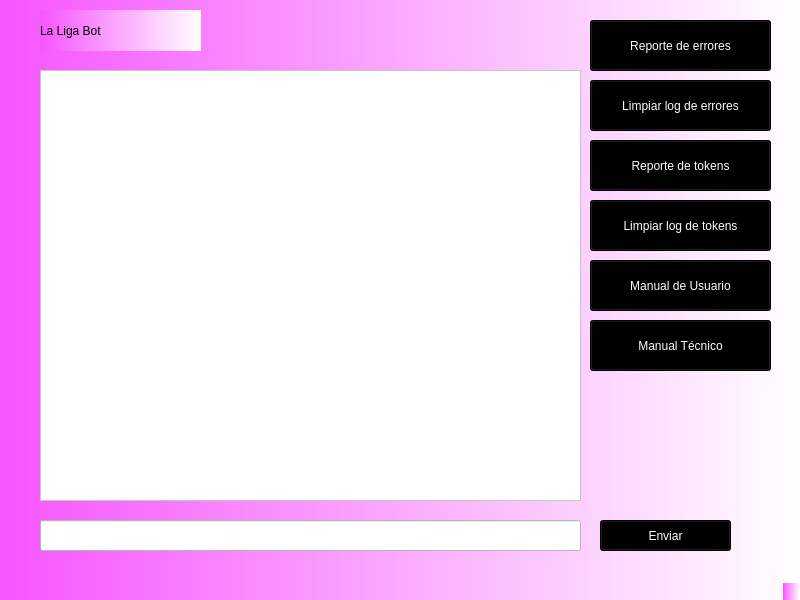
This is LFP_PR2_202001570/princi.ui in NatalyDuarte/LFP_PR_202001570 as Qt 5 draws it before an edit. The edited form follows.
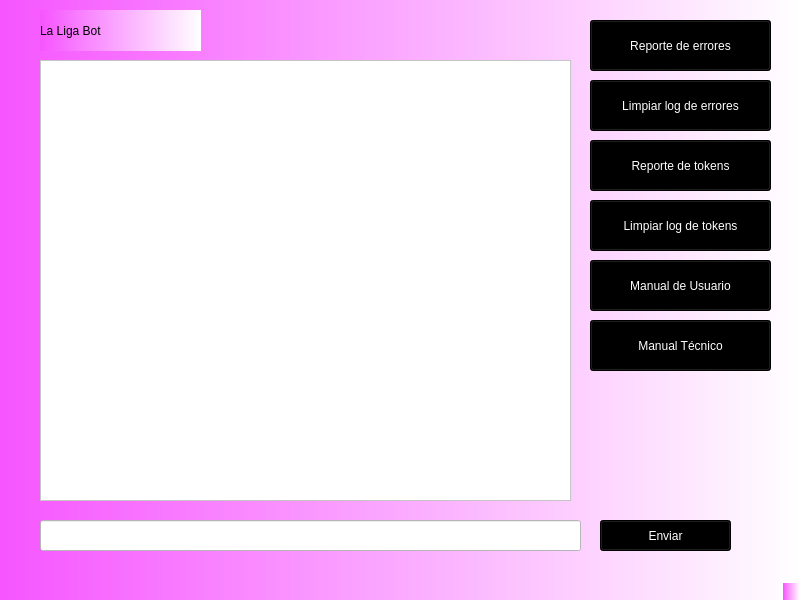
This is the edited form.

What changed in the file:
```diff
--- a/LFP_PR2_202001570/princi.ui
+++ b/LFP_PR2_202001570/princi.ui
@@ -18,21 +18,6 @@
 background-color: qlineargradient(spread:pad, x1:0, y1:0, x2:1, y2:0, stop:0 rgba(246, 85, 255, 255), stop:1 rgba(255, 255, 255, 255));</string>
   </property>
   <widget class="QWidget" name="centralwidget">
-   <widget class="QPlainTextEdit" name="plainTextEdit">
-    <property name="geometry">
-     <rect>
-      <x>40</x>
-      <y>70</y>
-      <width>541</width>
-      <height>431</height>
-     </rect>
-    </property>
-    <property name="styleSheet">
-     <string notr="true">background-color: rgb(0, 0, 0);
-color: rgb(0, 0, 0);
-background-color: rgb(255, 255, 255);</string>
-    </property>
-   </widget>
    <widget class="QLineEdit" name="lineEdit">
     <property name="geometry">
      <rect>
@@ -194,6 +179,20 @@
      <string>Manual Técnico</string>
     </property>
    </widget>
+   <widget class="QTextEdit" name="textEdit">
+    <property name="geometry">
+     <rect>
+      <x>40</x>
+      <y>60</y>
+      <width>531</width>
+      <height>441</height>
+     </rect>
+    </property>
+    <property name="styleSheet">
+     <string notr="true">background-color: rgb(255, 255, 255);
+color: rgb(0, 0, 0);</string>
+    </property>
+   </widget>
   </widget>
   <widget class="QMenuBar" name="menubar">
    <property name="geometry">
```
Left out of the diff: 1 changed line with no effect on the pictures.
